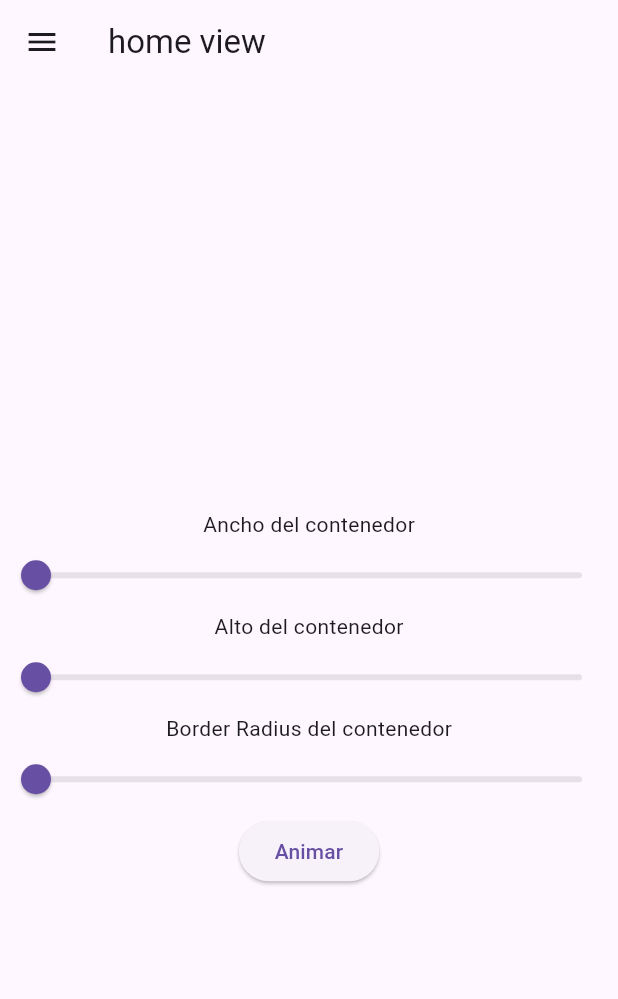
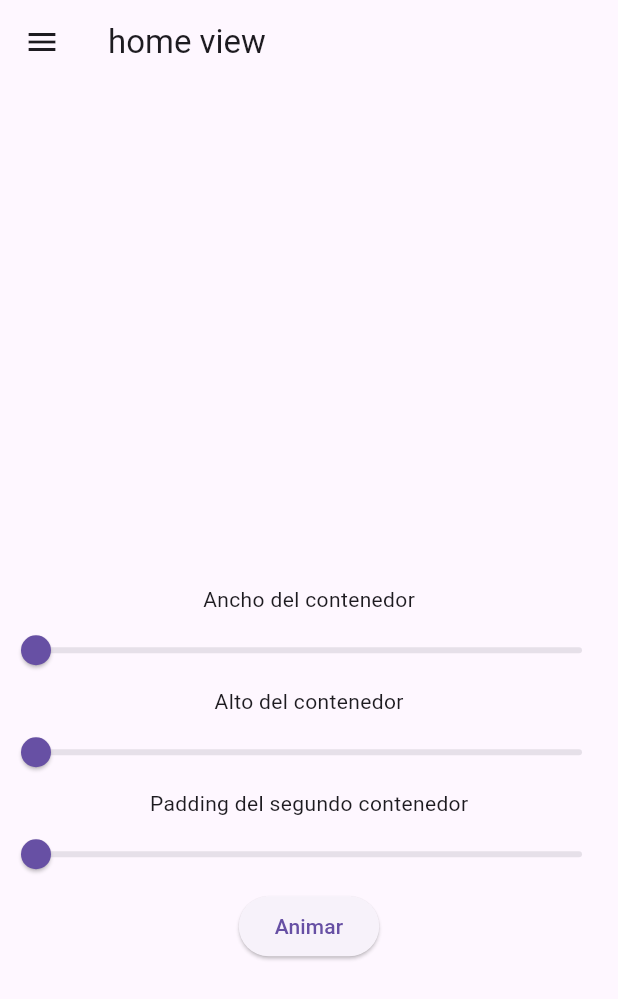
Before and after one commit to csandovalgt/bootcamp_lessons, a Flutter app: the screen it shows after launch, on a phone screen of 412 x 824 dp. Shown: the top 999 px of the screen. Run offline on Flutter 3.47's test engine with Material 2 defaults, Android fonts, the phone set to English and light mode, and no system bars; our stand-ins replace animate_do.

Commit message:
form fields

```diff
--- a/lib/ui/views/home_view.dart
+++ b/lib/ui/views/home_view.dart
@@ -31,6 +31,7 @@ class _HomeViewState extends State<HomeView> {
   Color color = Colors.black.withOpacity(0.5);
   Color containerColor = Colors.indigo;
   double sliderValue = 0;
+  double padding = 0;
 
   @override
   Widget build(BuildContext context) {
@@ -68,11 +69,26 @@ class _HomeViewState extends State<HomeView> {
             ),
           ),*/
 
-          AnimatedContainer(
-            duration: const Duration(milliseconds: 200),
-            width: containerWidth,
-            height: containerHeight,
-            color: containerColor,
+          Stack(
+            children: [
+              AnimatedContainer(
+                duration: const Duration(milliseconds: 200),
+                width: containerWidth,
+                height: containerHeight,
+                color: containerColor,
+              ),
+              AnimatedPadding(
+                padding: EdgeInsets.symmetric(
+                  vertical: padding,
+                ),
+                duration: const Duration(milliseconds: 200),
+                child: Container(
+                  color: Colors.red,
+                  height: 100,
+                  width: containerWidth,
+                )
+              ),
+            ],
           ),
           /// Ejemplo de animated positioned para mover un contenedor de posición dentro de otro contenedor
           /*Container(
@@ -119,14 +135,14 @@ class _HomeViewState extends State<HomeView> {
                   containerHeight = newVal;
                 });
               }),
-          const Text("Border Radius del contenedor"),
+          const Text("Padding del segundo contenedor"),
           Slider(
               max: 200,
               min: 0,
-              value: containerHeight,
+              value: padding,
               onChanged: (newVal) {
                 setState(() {
-                  containerHeight = newVal;
+                  padding = newVal;
                 });
               }),
           ElevatedButton(
```
